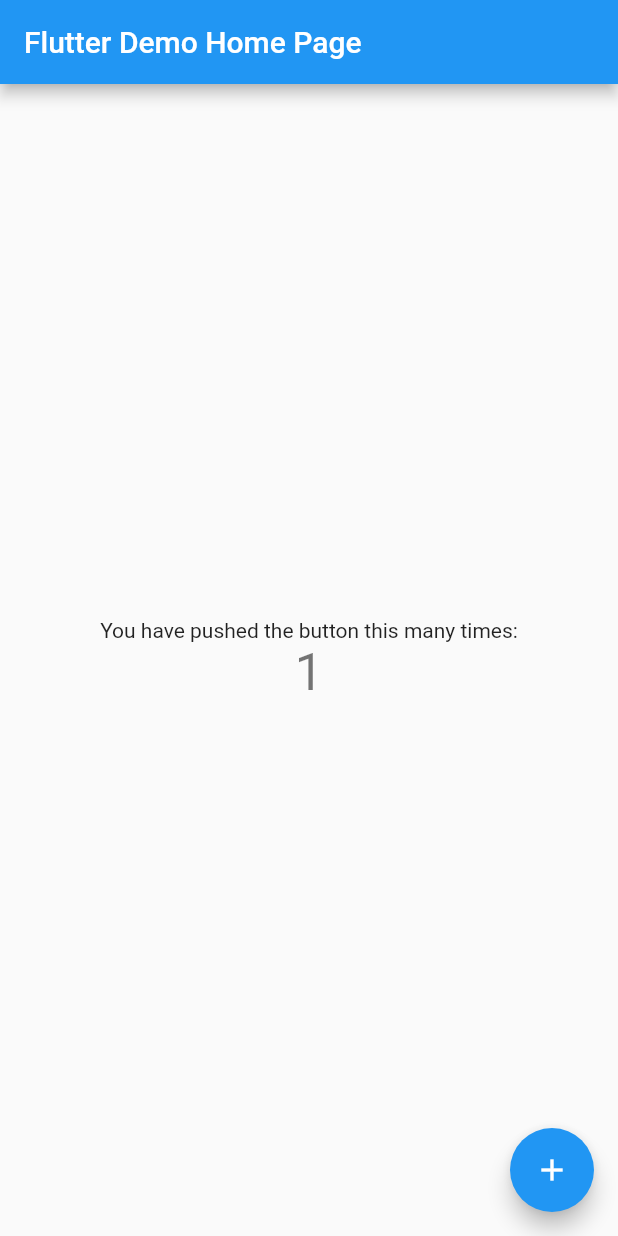
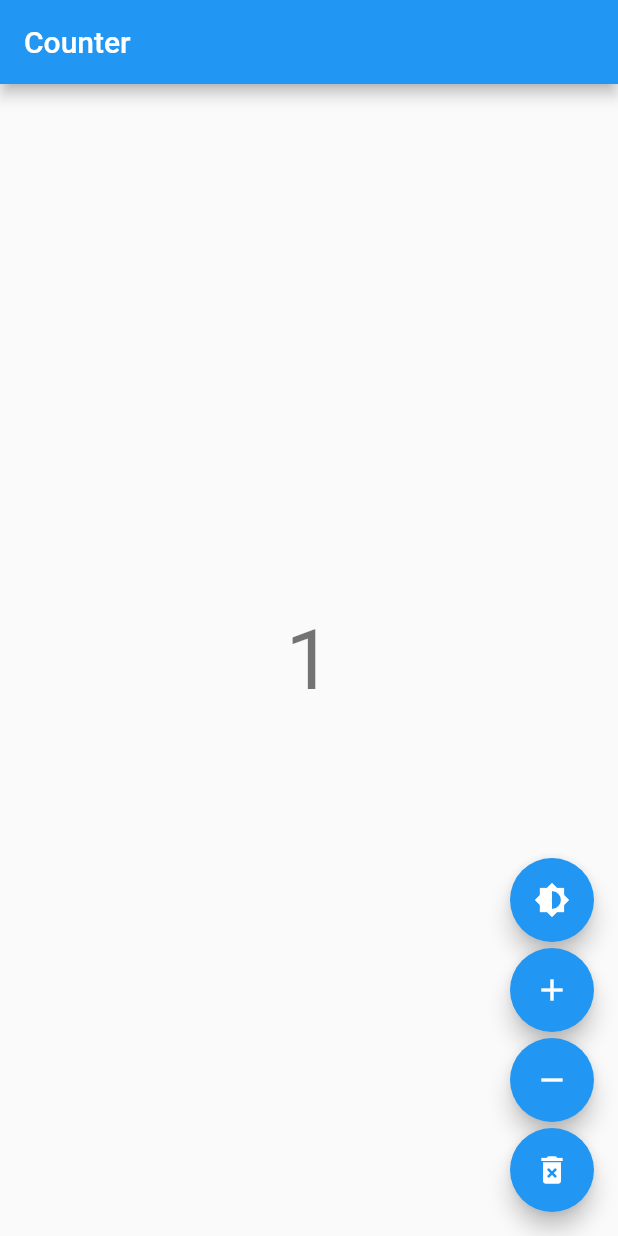
Before and after one commit to minhdanh/flutter-hydrated-bloc-firebase, a Flutter app: the screen it shows after launch, after a tap on the "add" icon, on a phone screen of 412 x 824 dp. Run offline on Flutter 3.47's test engine with Material 2 defaults, Android fonts, the phone set to English and light mode, and no system bars; our stand-ins replace flutter_bloc, hydrated_bloc.

```diff
--- a/lib/main.dart
+++ b/lib/main.dart
@@ -1,13 +1,15 @@
-import 'package:firebase_core/firebase_core.dart';
 import 'package:flutter/material.dart';
+import 'package:flutter_bloc/flutter_bloc.dart';
 import 'package:hydrated_bloc/hydrated_bloc.dart';
 import 'package:path_provider/path_provider.dart';
 
 void main() async {
-  await Firebase.initializeApp();
+  WidgetsFlutterBinding.ensureInitialized();
 
   HydratedBlocOverrides.runZoned(
-    () => runApp(const MyApp()),
+    () => runApp(
+      App(),
+    ),
     createStorage: () async {
       WidgetsFlutterBinding.ensureInitialized();
       return HydratedStorage.build(
@@ -17,112 +19,126 @@ void main() async {
   );
 }
 
-class MyApp extends StatelessWidget {
-  const MyApp({Key? key}) : super(key: key);
-
-  // This widget is the root of your application.
+class App extends StatelessWidget {
   @override
   Widget build(BuildContext context) {
-    return MaterialApp(
-      title: 'Flutter Demo',
-      theme: ThemeData(
-        // This is the theme of your application.
-        //
-        // Try running your application with "flutter run". You'll see the
-        // application has a blue toolbar. Then, without quitting the app, try
-        // changing the primarySwatch below to Colors.green and then invoke
-        // "hot reload" (press "r" in the console where you ran "flutter run",
-        // or simply save your changes to "hot reload" in a Flutter IDE).
-        // Notice that the counter didn't reset back to zero; the application
-        // is not restarted.
-        primarySwatch: Colors.blue,
-      ),
-      home: const MyHomePage(title: 'Flutter Demo Home Page'),
+    final brightnessCubit = BrightnessCubit();
+
+    return BlocProvider.value(
+      value: brightnessCubit,
+      child: AppView(),
     );
   }
 }
 
-class MyHomePage extends StatefulWidget {
-  const MyHomePage({Key? key, required this.title}) : super(key: key);
-
-  // This widget is the home page of your application. It is stateful, meaning
-  // that it has a State object (defined below) that contains fields that affect
-  // how it looks.
-
-  // This class is the configuration for the state. It holds the values (in this
-  // case the title) provided by the parent (in this case the App widget) and
-  // used by the build method of the State. Fields in a Widget subclass are
-  // always marked "final".
-
-  final String title;
-
+class AppView extends StatelessWidget {
   @override
-  State<MyHomePage> createState() => _MyHomePageState();
+  Widget build(BuildContext context) {
+    return BlocBuilder<BrightnessCubit, Brightness>(
+      builder: (context, brightness) {
+        return MaterialApp(
+          theme: ThemeData(brightness: brightness),
+          // localizationsDelegates: context.localizationDelegates,
+          // supportedLocales: context.supportedLocales,
+          // locale: context.locale,
+          home: CounterPage(),
+        );
+      },
+    );
+  }
 }
 
-class _MyHomePageState extends State<MyHomePage> {
-  int _counter = 0;
+class CounterPage extends StatelessWidget {
+  @override
+  Widget build(BuildContext context) {
+    return BlocProvider<CounterBloc>(
+      create: (_) => CounterBloc(),
+      child: CounterView(),
+    );
+  }
+}
 
-  void _incrementCounter() {
-    setState(() {
-      // This call to setState tells the Flutter framework that something has
-      // changed in this State, which causes it to rerun the build method below
-      // so that the display can reflect the updated values. If we changed
-      // _counter without calling setState(), then the build method would not be
-      // called again, and so nothing would appear to happen.
-      _counter++;
-    });
+class CounterView extends StatelessWidget {
+  @override
+  Widget build(BuildContext context) {
+    final textTheme = Theme.of(context).textTheme;
+    return Scaffold(
+      appBar: AppBar(title: const Text('Counter')),
+      body: Center(
+        child: BlocBuilder<CounterBloc, int>(
+          builder: (context, state) {
+            return Text('$state', style: textTheme.headline2);
+          },
+        ),
+      ),
+      floatingActionButton: Column(
+        crossAxisAlignment: CrossAxisAlignment.end,
+        mainAxisAlignment: MainAxisAlignment.end,
+        children: <Widget>[
+          FloatingActionButton(
+            child: const Icon(Icons.brightness_6),
+            onPressed: () => context.read<BrightnessCubit>().toggleBrightness(),
+          ),
+          const SizedBox(height: 4),
+          FloatingActionButton(
+            child: const Icon(Icons.add),
+            onPressed: () {
+              context.read<CounterBloc>().add(CounterIncrementPressed());
+            },
+          ),
+          const SizedBox(height: 4),
+          FloatingActionButton(
+            child: const Icon(Icons.remove),
+            onPressed: () {
+              context.read<CounterBloc>().add(CounterDecrementPressed());
+            },
+          ),
+          const SizedBox(height: 4),
+          FloatingActionButton(
+            child: const Icon(Icons.delete_forever),
+            onPressed: () {
+              HydratedBlocOverrides.current?.storage.clear();
+            },
+          ),
+        ],
+      ),
+    );
+  }
+}
+
+abstract class CounterEvent {}
+
+class CounterIncrementPressed extends CounterEvent {}
+
+class CounterDecrementPressed extends CounterEvent {}
+
+class CounterBloc extends HydratedBloc<CounterEvent, int> {
+  CounterBloc() : super(0) {
+    on<CounterIncrementPressed>((event, emit) => emit(state + 1));
+    on<CounterDecrementPressed>((event, emit) => emit(state - 1));
   }
 
   @override
-  Widget build(BuildContext context) {
-    // This method is rerun every time setState is called, for instance as done
-    // by the _incrementCounter method above.
-    //
-    // The Flutter framework has been optimized to make rerunning build methods
-    // fast, so that you can just rebuild anything that needs updating rather
-    // than having to individually change instances of widgets.
-    return Scaffold(
-      appBar: AppBar(
-        // Here we take the value from the MyHomePage object that was created by
-        // the App.build method, and use it to set our appbar title.
-        title: Text(widget.title),
-      ),
-      body: Center(
-        // Center is a layout widget. It takes a single child and positions it
-        // in the middle of the parent.
-        child: Column(
-          // Column is also a layout widget. It takes a list of children and
-          // arranges them vertically. By default, it sizes itself to fit its
-          // children horizontally, and tries to be as tall as its parent.
-          //
-          // Invoke "debug painting" (press "p" in the console, choose the
-          // "Toggle Debug Paint" action from the Flutter Inspector in Android
-          // Studio, or the "Toggle Debug Paint" command in Visual Studio Code)
-          // to see the wireframe for each widget.
-          //
-          // Column has various properties to control how it sizes itself and
-          // how it positions its children. Here we use mainAxisAlignment to
-          // center the children vertically; the main axis here is the vertical
-          // axis because Columns are vertical (the cross axis would be
-          // horizontal).
-          mainAxisAlignment: MainAxisAlignment.center,
-          children: <Widget>[
-            const Text(
-              'You have pushed the button this many times:',
-            ),
-            Text(
-              '$_counter',
-              style: Theme.of(context).textTheme.headline4,
-            ),
-          ],
-        ),
-      ),
-      floatingActionButton: FloatingActionButton(
-        onPressed: _incrementCounter,
-        tooltip: 'Increment',
-        child: const Icon(Icons.add),
-      ), // This trailing comma makes auto-formatting nicer for build methods.
-    );
+  int fromJson(Map<String, dynamic> json) => json['value'] as int;
+
+  @override
+  Map<String, int> toJson(int state) => {'value': state};
+}
+
+class BrightnessCubit extends HydratedCubit<Brightness> {
+  BrightnessCubit() : super(Brightness.light);
+
+  void toggleBrightness() {
+    emit(state == Brightness.light ? Brightness.dark : Brightness.light);
+  }
+
+  @override
+  Brightness fromJson(Map<String, dynamic> json) {
+    return Brightness.values[json['brightness'] as int];
+  }
+
+  @override
+  Map<String, dynamic> toJson(Brightness state) {
+    return <String, int>{'brightness': state.index};
   }
 }
--- a/pubspec.yaml
+++ b/pubspec.yaml
@@ -36,6 +36,7 @@ dependencies:
   cupertino_icons: ^1.0.2
 
   hydrated_bloc: ^9.0.0-dev
+  flutter_bloc: any
   firebase_auth: ^1.0.0
   firebase_core: ^1.6.0
   path_provider: ^2.0.2
```
Also changed, not shown: pubspec.lock.
